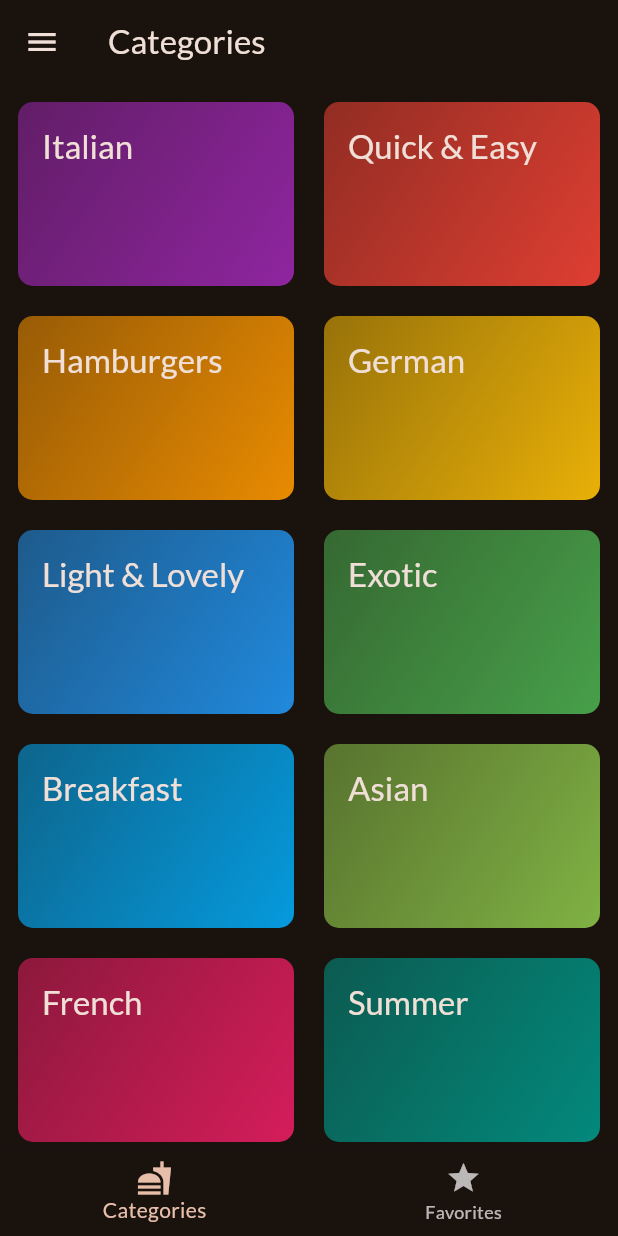
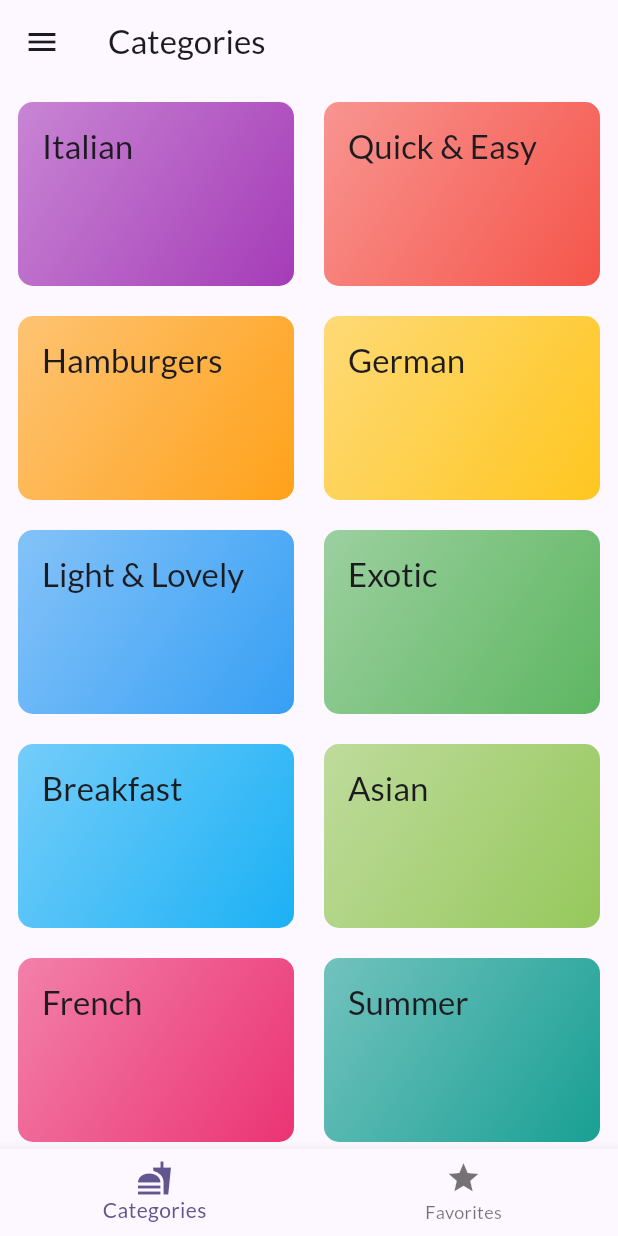
Before and after one commit to dbl8005/meals, a Flutter app: the screen it shows after launch, on a phone screen of 412 x 824 dp. Run offline on Flutter 3.47's test engine with Material 3 defaults, Android fonts, the phone set to English and light mode, and no system bars; our stand-ins replace google_fonts, transparent_image.

Commit message:
added dark theme (based on system)

```diff
--- a/lib/main.dart
+++ b/lib/main.dart
@@ -6,7 +6,16 @@ import 'package:meals/screens/categories_screen.dart';
 import 'package:meals/screens/meals_screen.dart';
 import 'package:meals/screens/tabs_screen.dart';
 
-final theme = ThemeData(
+final themeLight = ThemeData(
+  useMaterial3: true,
+  colorScheme: ColorScheme.fromSeed(
+    brightness: Brightness.light,
+    seedColor: const Color.fromARGB(255, 63, 17, 177),
+  ),
+  textTheme: GoogleFonts.latoTextTheme(),
+);
+
+final themeDark = ThemeData(
   useMaterial3: true,
   colorScheme: ColorScheme.fromSeed(
     brightness: Brightness.dark,
@@ -26,8 +35,10 @@ class App extends StatelessWidget {
   Widget build(BuildContext context) {
     return MaterialApp(
       debugShowCheckedModeBanner: false,
-      theme: theme,
-      home: TabsScreen(),
+      theme: themeLight,
+      darkTheme: themeDark,
+      themeMode: ThemeMode.system,
+      home: const TabsScreen(),
     );
   }
 }
```
